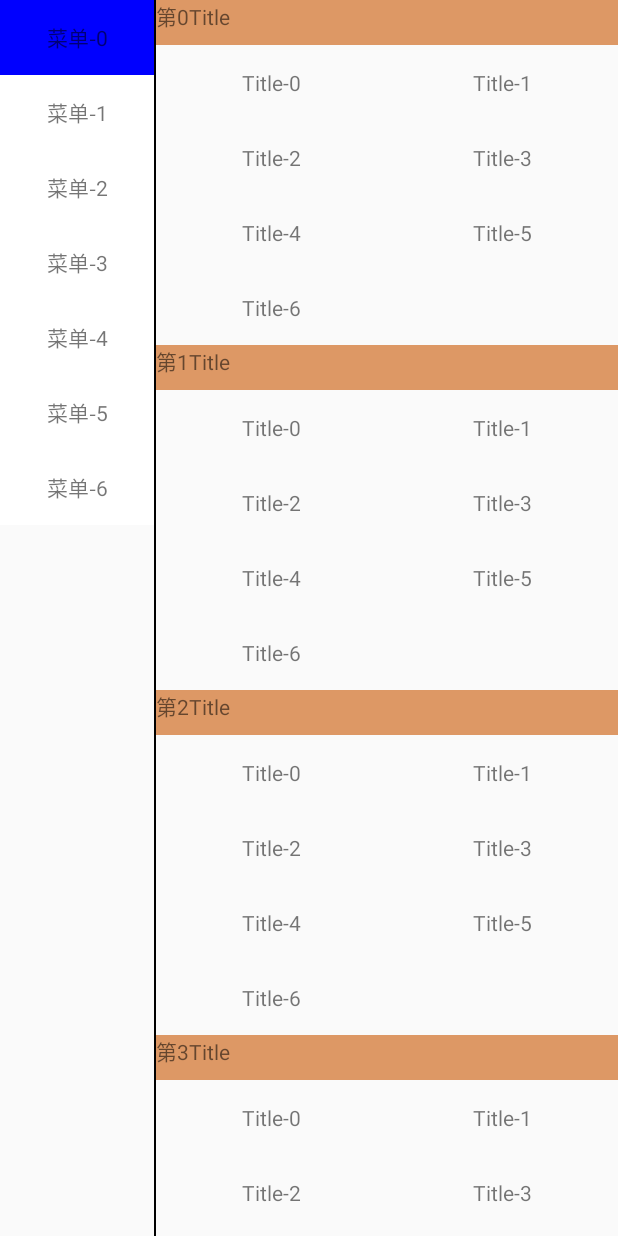
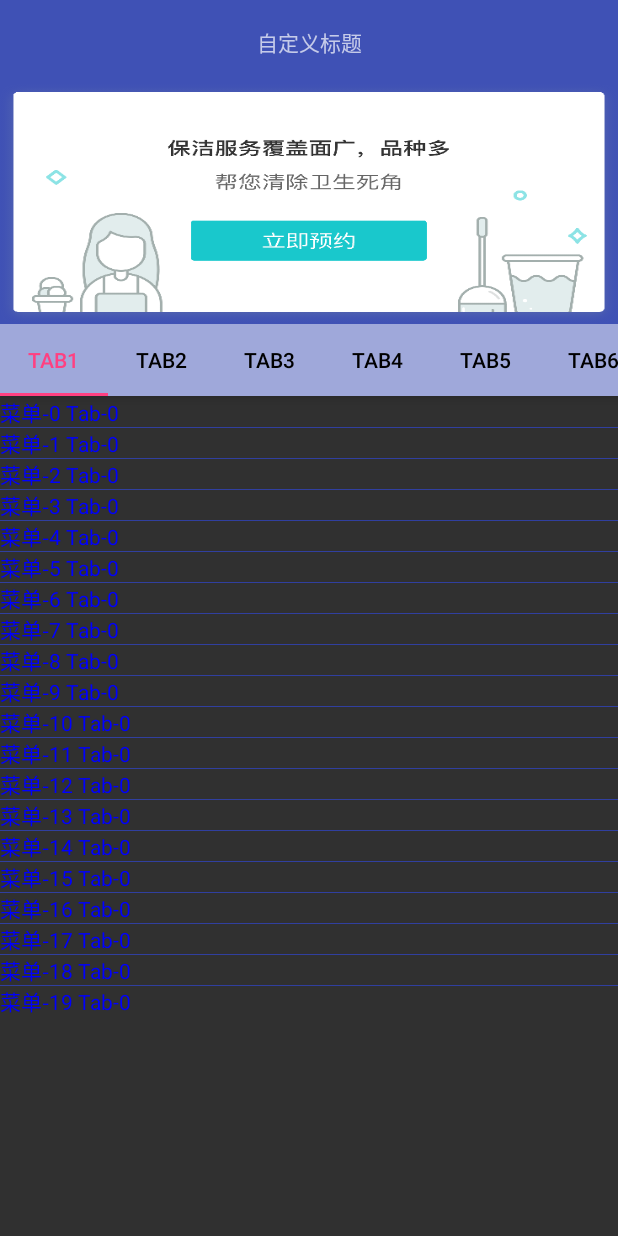
Before and after one commit to XinRan5312/DanKeLianxiSheng, an Android app: the screen it shows after launch (RecylerViewActvity before the commit, NestedScrollViewActvity after it), on a phone screen of 412 x 824 dp. Run offline under Robolectric (Android 15) with nearby library versions, the phone set to English and light mode, and no system bars.

```diff
--- a/app/src/main/AndroidManifest.xml
+++ b/app/src/main/AndroidManifest.xml
@@ -9,7 +9,7 @@
         android:roundIcon="@mipmap/ic_launcher_round"
         android:supportsRtl="true"
         android:theme="@style/AppTheme">
-        <activity android:name=".recylerview.RecylerViewActvity">
+        <activity android:name=".NestedScrollViewActvity">
             <intent-filter>
                 <action android:name="android.intent.action.MAIN" />
 
--- /dev/null
+++ b/app/src/main/java/com/xinran/studyindanke/NestedScrollViewActvity.java
@@ -0,0 +1,91 @@
+package com.xinran.studyindanke;
+
+import android.graphics.Color;
+import android.os.Bundle;
+import android.support.annotation.Nullable;
+import android.support.design.widget.TabLayout;
+import android.support.v7.app.AppCompatActivity;
+import android.support.v7.widget.Toolbar;
+import android.util.Log;
+import android.widget.LinearLayout;
+import android.widget.TextView;
+
+import java.util.ArrayList;
+import java.util.List;
+
+/**
+ * Created by houqixin on 2018/1/26.
+ */
+
+public class NestedScrollViewActvity extends AppCompatActivity {
+
+    private List<String> mList;
+    private LinearLayout linearLayout;
+
+    @Override
+    protected void onCreate(@Nullable Bundle savedInstanceState) {
+        super.onCreate(savedInstanceState);
+        setContentView(R.layout.activity_study_metarial_nested_scrollview);
+        inits();
+    }
+
+    private void inits() {
+        Toolbar mToolbar = (Toolbar) findViewById(R.id.toolbar);
+        mToolbar.setTitle("");
+        setSupportActionBar(mToolbar);
+
+        TabLayout mTabLayout = (TabLayout) findViewById(R.id.tabLayout);
+        linearLayout= (LinearLayout) findViewById(R.id.ll_container);
+
+        for (int i = 1; i < 20; i++) {
+            mTabLayout.addTab(mTabLayout.newTab().setText("TAB" + i));
+        }
+        mList=createCaiDanData(0);
+        for(String name:mList){
+            TextView tv=new TextView(this);
+            tv.setTextColor(Color.BLUE);
+            tv.setText(name);
+            linearLayout.addView(tv);
+        }
+        //TabLayout的切换监听
+        mTabLayout.addOnTabSelectedListener(new TabLayout.OnTabSelectedListener() {
+            @Override
+            public void onTabSelected(TabLayout.Tab tab) {
+                upDataUI(tab.getPosition());
+            }
+
+            @Override
+            public void onTabUnselected(TabLayout.Tab tab) {
+                Log.e("TAB-Unselected",tab.getText().toString());
+
+            }
+
+            @Override
+            public void onTabReselected(TabLayout.Tab tab) {
+                Log.e("TAB-Reselected",tab.getText().toString());
+            }
+        });
+
+    }
+
+    private void upDataUI(int position) {
+        mList=createCaiDanData(position);
+        linearLayout.removeAllViews();
+
+        for(String name:mList){
+            TextView tv=new TextView(this);
+            tv.setTextColor(Color.BLUE);
+            tv.setText(name);
+            linearLayout.addView(tv);
+        }
+    }
+
+    private List<String> createCaiDanData(int n) {
+
+        ArrayList<String> list = new ArrayList<>();
+        for (int i = 0; i < 20; i++) {
+            list.add("菜单-" + i + " Tab-" + n);
+        }
+        return list;
+    }
+}
--- /dev/null
+++ b/app/src/main/res/layout/activity_study_metarial_nested_scrollview.xml
@@ -0,0 +1,73 @@
+<?xml version="1.0" encoding="utf-8"?>
+<android.support.design.widget.CoordinatorLayout xmlns:android="http://schemas.android.com/apk/res/android"
+    xmlns:app="http://schemas.android.com/apk/res-auto"
+    xmlns:tools="http://schemas.android.com/tools"
+    android:id="@+id/main_content"
+    android:layout_width="match_parent"
+    android:layout_height="match_parent"
+    tools:context="com.xinran.studyindanke.MetarialDesignActvity">
+
+    <android.support.design.widget.AppBarLayout
+        android:id="@+id/app_bar"
+        android:layout_width="match_parent"
+        android:layout_height="wrap_content">
+        <!--标题栏
+    设置的layout_scrollFlags有如下几种选项：
+    scroll: 所有想滚动出屏幕的view都需要设置这个flag-没有设置这个flag的view将被固定在屏幕顶部。
+    enterAlways: 这个flag让任意向下的滚动都会导致该view变为可见,启用快速“返回模式”。
+    enterAlwaysCollapsed: 当你的视图已经设置minHeight属性又使用此标志时，
+                          你的视图只能以最小高度进入，只有当滚动视图到达顶部时才扩大到完整高度。
+    exitUntilCollapsed: 滚动退出屏幕，最后折叠在顶端。-->
+        <android.support.v7.widget.Toolbar
+            android:id="@+id/toolbar"
+            android:layout_width="match_parent"
+            android:layout_height="?attr/actionBarSize"
+            android:background="?attr/colorPrimary"
+            app:layout_scrollFlags="scroll|enterAlways">
+            <TextView
+                android:layout_width="wrap_content"
+                android:layout_height="match_parent"
+                android:layout_gravity="center"
+                android:gravity="center"
+                android:text="自定义标题"  />
+
+        </android.support.v7.widget.Toolbar>
+
+        <ImageView
+            android:layout_width="match_parent"
+            android:layout_height="160dp"
+            android:scaleType="fitXY"
+            android:src="@mipmap/banner_img" />
+        <!-- 选项卡-->
+        <android.support.design.widget.TabLayout
+            android:id="@+id/tabLayout"
+            android:layout_width="match_parent"
+            android:layout_height="wrap_content"
+            android:background="#80ffffff"
+            app:tabIndicatorColor="@color/colorAccent"
+            app:tabMode="scrollable"
+            app:tabSelectedTextColor="@color/colorAccent"
+            app:tabTextColor="@android:color/black"/>
+
+    </android.support.design.widget.AppBarLayout>
+
+    <!--包含可滑动的布局内容(RecyclerView,NestedScrollView,不支持ListView，ScrollView)
+  必须要设置app:layout_behavior="@string/appbar_scrolling_view_behavior"
+  属性来告知CoordinatorLayout该组件是带有滑动行为的组件,
+  然后CoordinatorLayout在接受到滑动时会通知AppBarLayout中可滑动的Toolbar可以滑出屏幕-->
+    <android.support.v4.widget.NestedScrollView
+        android:id="@+id/nested_scrollview"
+        android:layout_width="match_parent"
+        android:layout_height="match_parent"
+        app:layout_behavior="@string/appbar_scrolling_view_behavior">
+        <LinearLayout
+            android:id="@+id/ll_container"
+            android:layout_width="match_parent"
+            android:layout_height="match_parent"
+            android:divider="@color/colorPrimaryDark"
+            android:showDividers="middle"
+            android:orientation="vertical">
+
+        </LinearLayout>
+        </android.support.v4.widget.NestedScrollView>>
+</android.support.design.widget.CoordinatorLayout>
--- a/app/src/main/res/layout/title.xml
+++ b/app/src/main/res/layout/title.xml
@@ -7,5 +7,6 @@
         android:id="@+id/tv_id"
         android:layout_width="match_parent"
         android:gravity="center_horizontal|center_vertical"
+        android:textColor="#333333"
         android:layout_height="50dp" />
 </LinearLayout>
--- a/app/src/main/res/values/styles.xml
+++ b/app/src/main/res/values/styles.xml
@@ -1,10 +1,18 @@
 <resources>
 
-    <!-- Base application theme. -->
-    <style name="AppTheme" parent="Theme.AppCompat.Light.DarkActionBar">
-        <!-- Customize your theme here. -->
+    <!-- 这里还得提醒一下,由于我们使用了ToolBar来替换系统默认的ActionBar,所以必须要在
+/res/values/style.xml中配置隐藏ActionBar和title. -->
+    <style name="AppTheme" parent="AppTheme.Base" />
+
+    <style name="AppTheme.Base" parent="Theme.AppCompat">
+        <!--隐藏ActionBar和标题-->
+        <item name="windowActionBar">false</item>
+        <item name="windowNoTitle">true</item>
+        <!--ToolBar的颜色-->
         <item name="colorPrimary">@color/colorPrimary</item>
+        <!--状态栏的颜色-->
         <item name="colorPrimaryDark">@color/colorPrimaryDark</item>
+        <!--EditText,RadioButton,CheckBox的点击效果颜色-->
         <item name="colorAccent">@color/colorAccent</item>
     </style>
 
```
Also changed, not shown: app/build.gradle (+65 -0 lines), app/src/main/java/com/xinran/studyindanke/MetarialDesignActvity.java (added, +86 -0 lines), app/src/main/res/layout/activity_study_metarial_design.xml (added, +62 -0 lines), app/src/main/res/mipmap-xxhdpi/banner_img.png (added), 3 other files.
